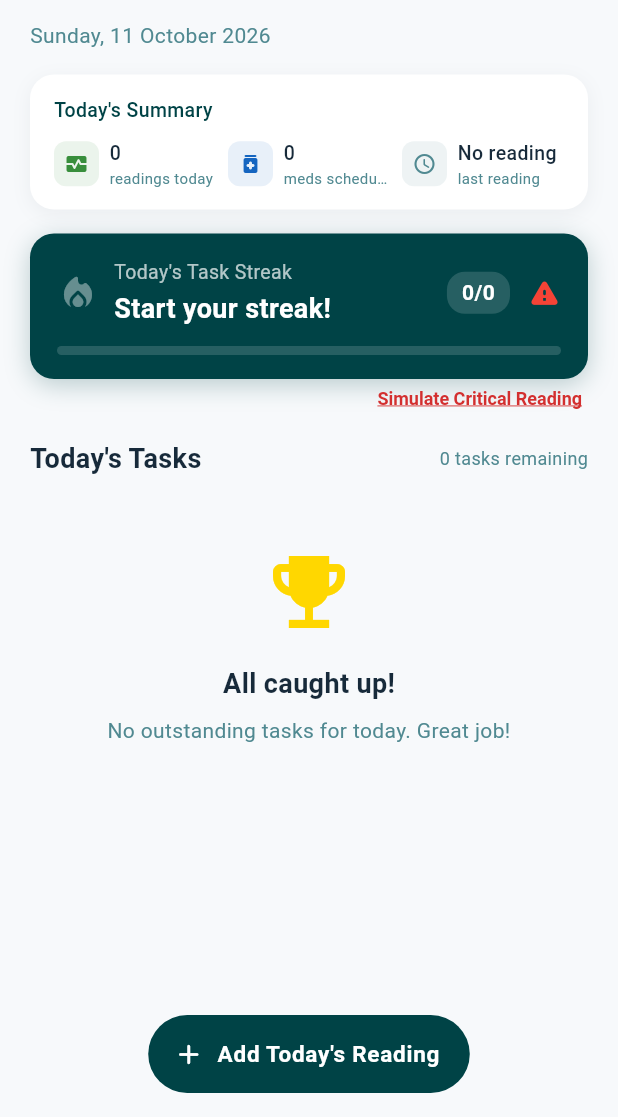
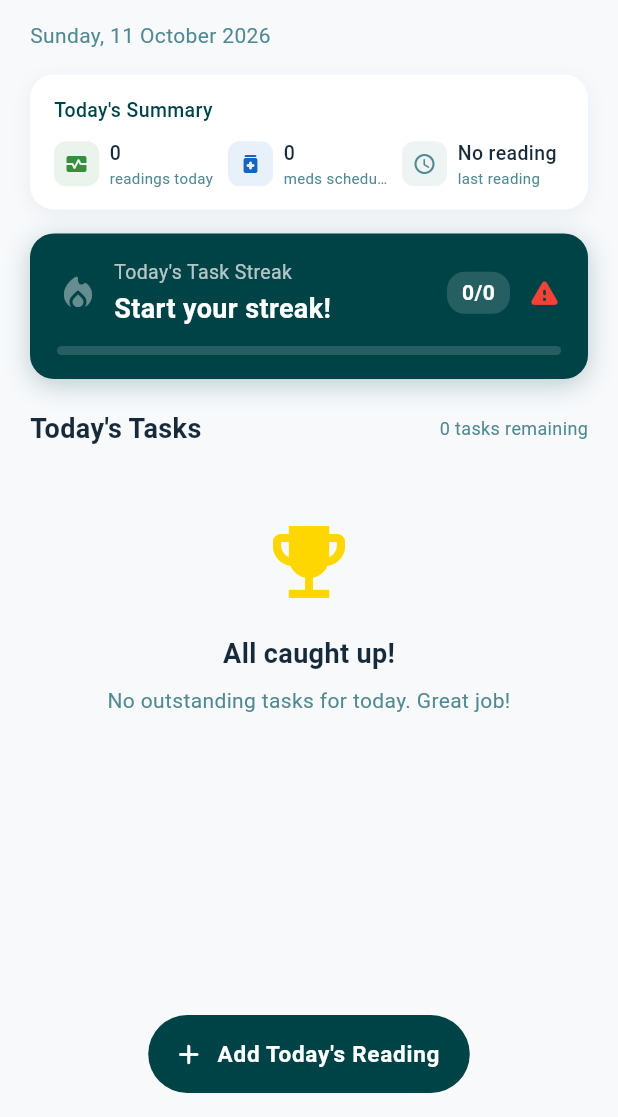
Before and after one commit to Amer-Omar-Bamazrou/Nuvita, a Flutter app: the _HomeBody screen opened directly, on a phone screen of 412 x 824 dp, the part 119-1236 px from its top. Run offline on Flutter 3.47's test engine with Material 3 defaults, Android fonts, the phone set to English and light mode, and no system bars; our stand-ins replace cloud_firestore, firebase_auth, firebase_core, fl_chart, flutter_local_notifications, iconly and 5 more; accounts and stored records are empty.

Commit message:
0.3 Remove debug Simulate Critical Reading button from home screen
The real SOS icon in the streak banner is unchanged.

Co-Authored-By: Claude Opus 5.5 <noreply@anthropic.com>

```diff
--- a/lib/features/home/screens/home_screen.dart
+++ b/lib/features/home/screens/home_screen.dart
@@ -459,8 +459,6 @@ class _HomeBodyState extends State<_HomeBody> {
                     _buildDailySummaryCard(historyProvider),
                     const SizedBox(height: 16),
                     _buildSummaryBanner(),
-                    const SizedBox(height: 6),
-                    _buildSimulateButton(context),
                     const SizedBox(height: 20),
                     _buildTaskList(),
                   ],
@@ -1171,27 +1169,6 @@ class _HomeBodyState extends State<_HomeBody> {
     );
   }
 
-  // ── Simulate critical reading — quick testing shortcut ───────────────────
-
-  Widget _buildSimulateButton(BuildContext context) {
-    return Align(
-      alignment: Alignment.centerRight,
-      child: TextButton(
-        onPressed: () => EmergencyService.showEmergencyFlow(context),
-        style: TextButton.styleFrom(
-          foregroundColor: AppColors.error,
-          padding: const EdgeInsets.symmetric(horizontal: 4, vertical: 0),
-          minimumSize: Size.zero,
-          tapTargetSize: MaterialTapTargetSize.shrinkWrap,
-        ),
-        child: const Text(
-          'Simulate Critical Reading',
-          style: TextStyle(fontSize: 12),
-        ),
-      ),
-    );
-  }
-
   // ── Task list ─────────────────────────────────────────────────────────────
 
   Widget _buildTaskList() {
```
